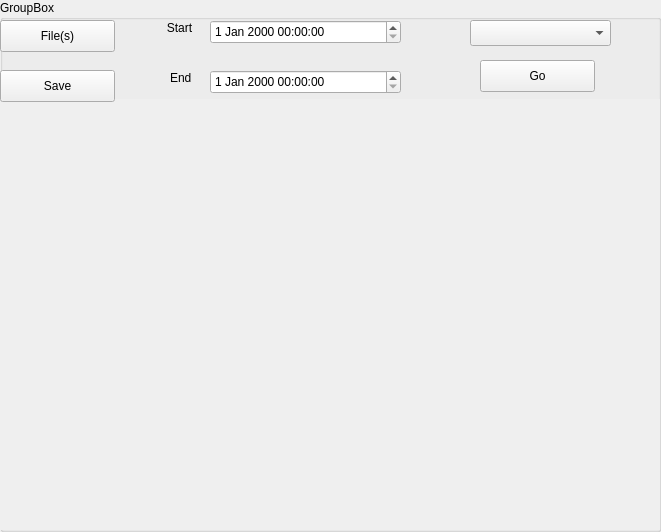
atbd/CLS, file Python/interface/groupbox.ui: the form before one commit.
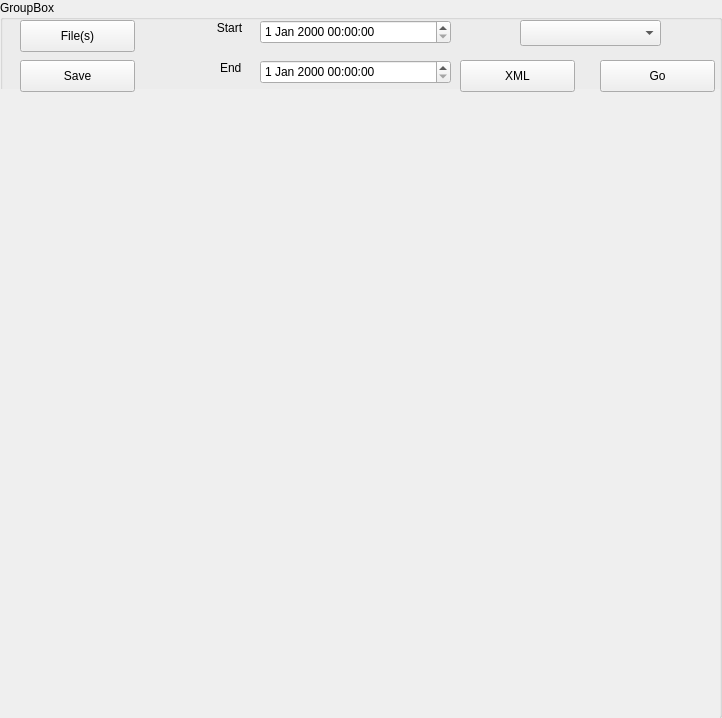
The form after the commit.

```diff
--- a/Python/interface/groupbox.ui
+++ b/Python/interface/groupbox.ui
@@ -6,8 +6,8 @@
    <rect>
     <x>0</x>
     <y>0</y>
-    <width>661</width>
-    <height>532</height>
+    <width>722</width>
+    <height>718</height>
    </rect>
   </property>
   <property name="windowTitle">
@@ -19,7 +19,7 @@
   <widget class="QPushButton" name="fileButton">
    <property name="geometry">
     <rect>
-     <x>0</x>
+     <x>20</x>
      <y>20</y>
      <width>115</width>
      <height>32</height>
@@ -33,9 +33,9 @@
    <property name="geometry">
     <rect>
      <x>-1</x>
-     <y>99</y>
-     <width>661</width>
-     <height>431</height>
+     <y>89</y>
+     <width>721</width>
+     <height>631</height>
     </rect>
    </property>
    <property name="autoFillBackground">
@@ -45,8 +45,8 @@
   <widget class="QPushButton" name="saveButton">
    <property name="geometry">
     <rect>
-     <x>0</x>
-     <y>70</y>
+     <x>20</x>
+     <y>60</y>
      <width>115</width>
      <height>32</height>
     </rect>
@@ -58,8 +58,8 @@
   <widget class="QLabel" name="labelEnd">
    <property name="geometry">
     <rect>
-     <x>170</x>
-     <y>70</y>
+     <x>220</x>
+     <y>60</y>
      <width>59</width>
      <height>16</height>
     </rect>
@@ -71,7 +71,7 @@
   <widget class="QLabel" name="labelStart">
    <property name="geometry">
     <rect>
-     <x>150</x>
+     <x>200</x>
      <y>20</y>
      <width>59</width>
      <height>16</height>
@@ -87,7 +87,7 @@
   <widget class="QDateTimeEdit" name="dateTimeEditStart">
    <property name="geometry">
     <rect>
-     <x>210</x>
+     <x>260</x>
      <y>20</y>
      <width>191</width>
      <height>24</height>
@@ -97,8 +97,8 @@
   <widget class="QDateTimeEdit" name="dateTimeEditEnd">
    <property name="geometry">
     <rect>
-     <x>210</x>
-     <y>70</y>
+     <x>260</x>
+     <y>60</y>
      <width>191</width>
      <height>24</height>
     </rect>
@@ -107,7 +107,7 @@
   <widget class="QComboBox" name="comboBox">
    <property name="geometry">
     <rect>
-     <x>470</x>
+     <x>520</x>
      <y>20</y>
      <width>141</width>
      <height>26</height>
@@ -117,7 +117,7 @@
   <widget class="QPushButton" name="goButton">
    <property name="geometry">
     <rect>
-     <x>480</x>
+     <x>600</x>
      <y>60</y>
      <width>115</width>
      <height>32</height>
@@ -127,6 +127,19 @@
     <string>Go</string>
    </property>
   </widget>
+  <widget class="QPushButton" name="xmlButton">
+   <property name="geometry">
+    <rect>
+     <x>460</x>
+     <y>60</y>
+     <width>115</width>
+     <height>32</height>
+    </rect>
+   </property>
+   <property name="text">
+    <string>XML</string>
+   </property>
+  </widget>
  </widget>
  <resources/>
  <connections/>
```
